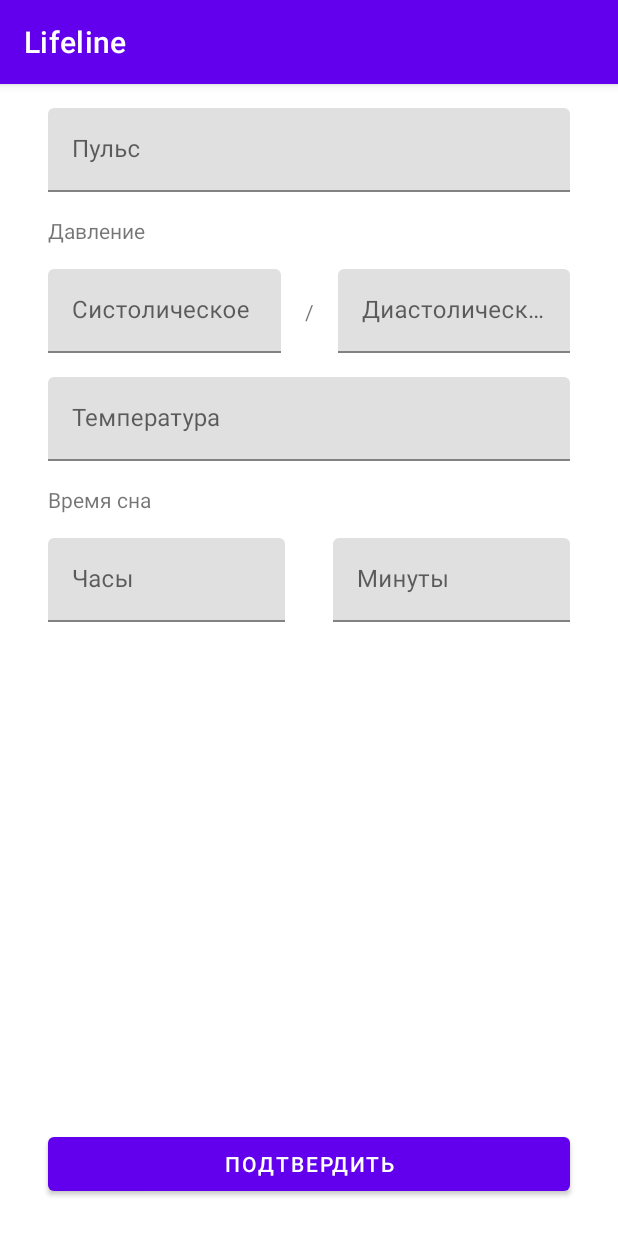
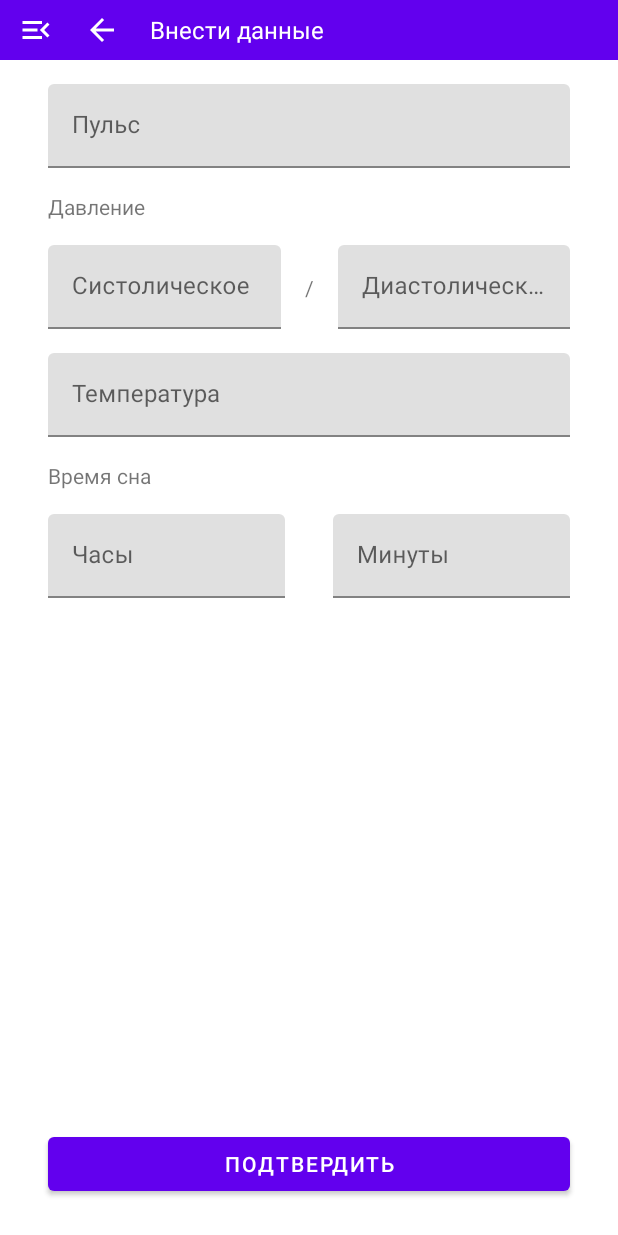
Before and after one commit to soQold/Lifeline, an Android app: the FillFragment screen opened through its navigation route, on a phone screen of 412 x 824 dp. Run offline under Robolectric (Android 15) with nearby library versions, the phone set to English and light mode, and no system bars; our stand-ins replace Timber, data binding; libraries missing offline, so code that uses them is left out: com.redmadrobot.inputmask; 2 statements that could not run were skipped.

Commit message:
added toolbar

```diff
--- a/app/src/main/java/com/example/lifeline/entities/ChartData.kt
+++ b/app/src/main/java/com/example/lifeline/entities/ChartData.kt
@@ -1,6 +1,7 @@
 package com.example.lifeline.entities
 
 import android.graphics.Color
+import com.example.lifeline.data.utils.DataConstants
 import com.example.lifeline.domain.entities.constants.BioConstant
 import com.example.lifeline.utils.ChartDateFormatter
 import com.github.mikephil.charting.components.XAxis
@@ -28,6 +29,8 @@ data class ChartData(
     val isPinchZoom: Boolean = true,
     val backgroundColor: Int = Color.WHITE,
     val xAnimateSpeed: Int = 1500,
+    val isDescriptionEnabled:Boolean = false,
+    val desrcriptionText: String = DataConstants.emptyString,
 
     // XAxis settings
     val positionX: XAxis.XAxisPosition = XAxis.XAxisPosition.BOTTOM,
--- a/app/src/main/java/com/example/lifeline/presentation/LifelineApplication.kt
+++ b/app/src/main/java/com/example/lifeline/presentation/LifelineApplication.kt
@@ -19,6 +19,7 @@ import com.example.lifeline.domain.usecases.users.GetParametersUseCase
 import com.example.lifeline.domain.usecases.users.GetPersonalUseCase
 import com.example.lifeline.domain.usecases.users.SaveParametersUseCase
 import com.example.lifeline.domain.usecases.users.SavePersonalUseCase
+import com.example.lifeline.presentation.ui.DefaultViewModel
 import com.example.lifeline.presentation.ui.fill.FillViewModel
 import com.example.lifeline.presentation.ui.sign_in.SignInViewModel
 import com.example.lifeline.presentation.ui.sign_up.SignUpViewModel
@@ -46,7 +47,8 @@ class LifelineApplication : Application() {
         viewModel { SignInViewModel(get(), get(), get()) }
         viewModel { SignUpViewModel(get(), get(), get()) }
         viewModel { FillViewModel(get(), get(), get()) }
-        viewModel { StatisticsViewModel(get(), get(), get(), get())}
+        viewModel { StatisticsViewModel(get(), get(), get(), get()) }
+        viewModel { DefaultViewModel() }
 
         // API
         single { NetworkModule() }
@@ -88,7 +90,7 @@ class LifelineApplication : Application() {
         single { UsersService(get(), get(), get(), get()) }
         single { GetConstantsService(get(), get(), get(), get()) }
         single { SaveConstantsService(get(), get(), get(), get()) }
-        single { ChartService()}
+        single { ChartService() }
     }
 
     private fun getTokenSharedPreferences() = getSharedPreferences("token", Context.MODE_PRIVATE)
--- a/app/src/main/java/com/example/lifeline/presentation/ui/DefaultActivity.kt
+++ b/app/src/main/java/com/example/lifeline/presentation/ui/DefaultActivity.kt
@@ -1,18 +1,27 @@
 package com.example.lifeline.presentation.ui
 
 import android.os.Bundle
+import android.view.Gravity
 import androidx.databinding.DataBindingUtil
 import androidx.navigation.fragment.NavHostFragment
 import com.example.lifeline.R
 import com.example.lifeline.databinding.DefaultActivityBinding
 import com.example.lifeline.presentation.BaseActivity
+import org.koin.androidx.viewmodel.ext.android.viewModel
 
 class DefaultActivity : BaseActivity() {
     private lateinit var binding: DefaultActivityBinding
+    private val defaultViewModel: DefaultViewModel by viewModel()
+
     override fun onCreate(savedInstanceState: Bundle?) {
         super.onCreate(savedInstanceState)
+        defaultViewModel.title.postValue(getString(R.string.main_page))
         binding = DataBindingUtil.setContentView(this, R.layout.default_activity)
         binding.lifecycleOwner = this
+        binding.model = defaultViewModel
+
+        binding.toolbar.btnBack.setOnClickListener { onBackPressed() }
+        binding.toolbar.btnMenu.setOnClickListener { binding.drawer.openDrawer(Gravity.START) }
 
         binding.navView.setNavigationItemSelectedListener {
             binding.drawer.closeDrawers()
@@ -29,7 +38,7 @@ class DefaultActivity : BaseActivity() {
                     )
                     true
                 }
-                R.id.itemStatistics ->{
+                R.id.itemStatistics -> {
                     binding.fragmentContainerView.getFragment<NavHostFragment>().navController.navigate(
                         R.id.statistics_fragment
                     )
--- /dev/null
+++ b/app/src/main/java/com/example/lifeline/presentation/ui/DefaultViewModel.kt
@@ -0,0 +1,8 @@
+package com.example.lifeline.presentation.ui
+
+import androidx.lifecycle.MutableLiveData
+import androidx.lifecycle.ViewModel
+
+class DefaultViewModel: ViewModel() {
+    val title = MutableLiveData<String>()
+}
--- a/app/src/main/java/com/example/lifeline/presentation/ui/fill/FillFragment.kt
+++ b/app/src/main/java/com/example/lifeline/presentation/ui/fill/FillFragment.kt
@@ -10,18 +10,21 @@ import com.example.lifeline.R
 import com.example.lifeline.databinding.FillFragmentBinding
 import com.example.lifeline.extensions.installDecimal2DigitsMask
 import com.example.lifeline.presentation.BaseFragment
+import com.example.lifeline.presentation.ui.DefaultViewModel
 import com.example.lifeline.utils.StringValidator
 import org.koin.androidx.viewmodel.ext.android.sharedViewModel
 
 class FillFragment : BaseFragment() {
     private lateinit var binding: FillFragmentBinding
     private val viewModel: FillViewModel by sharedViewModel()
+    private val defaultViewModel: DefaultViewModel by sharedViewModel()
 
     override fun onCreateView(
         inflater: LayoutInflater,
         container: ViewGroup?,
         savedInstanceState: Bundle?
     ): View {
+        defaultViewModel.title.postValue(getString(R.string.fill_data))
         binding = DataBindingUtil.inflate(inflater, R.layout.fill_fragment, container, false)
         binding.run {
             lifecycleOwner = viewLifecycleOwner
--- a/app/src/main/java/com/example/lifeline/presentation/ui/statistics/StatisticsFragment.kt
+++ b/app/src/main/java/com/example/lifeline/presentation/ui/statistics/StatisticsFragment.kt
@@ -9,6 +9,7 @@ import com.example.lifeline.R
 import com.example.lifeline.databinding.StatisticsFragmentBinding
 import com.example.lifeline.entities.ChartData
 import com.example.lifeline.presentation.BaseFragment
+import com.example.lifeline.presentation.ui.DefaultViewModel
 import com.example.lifeline.utils.ChartDateFormatter
 import com.example.lifeline.utils.ChartSleepFormatter
 import org.koin.androidx.viewmodel.ext.android.sharedViewModel
@@ -16,12 +17,14 @@ import org.koin.androidx.viewmodel.ext.android.sharedViewModel
 class StatisticsFragment : BaseFragment() {
     private lateinit var binding: StatisticsFragmentBinding
     private val viewModel: StatisticsViewModel by sharedViewModel()
+    private val defaultViewModel: DefaultViewModel by sharedViewModel()
 
     override fun onCreateView(
         inflater: LayoutInflater,
         container: ViewGroup?,
         savedInstanceState: Bundle?
     ): View {
+        defaultViewModel.title.postValue(getString(R.string.statistics))
         binding = DataBindingUtil.inflate(inflater, R.layout.statistics_fragment, container, false)
         binding.run {
             lifecycleOwner = viewLifecycleOwner
--- a/app/src/main/java/com/example/lifeline/services/ChartService.kt
+++ b/app/src/main/java/com/example/lifeline/services/ChartService.kt
@@ -29,6 +29,8 @@ class ChartService {
         chart.setPinchZoom(chartData.isPinchZoom)
         chart.setBackgroundColor(chartData.backgroundColor)
         chart.animateX(chartData.xAnimateSpeed)
+        chart.description.isEnabled = chartData.isDescriptionEnabled
+        chart.description.text = chartData.desrcriptionText
 
         chart.xAxis.position = chartData.positionX
         chart.xAxis.textSize = chartData.textSizeX
--- /dev/null
+++ b/app/src/main/res/drawable/ic_back.xml
@@ -0,0 +1,11 @@
+<vector xmlns:android="http://schemas.android.com/apk/res/android"
+    android:width="24dp"
+    android:height="24dp"
+    android:viewportWidth="24"
+    android:viewportHeight="24"
+    android:tint="?attr/colorControlNormal"
+    android:autoMirrored="true">
+  <path
+      android:fillColor="@android:color/white"
+      android:pathData="M20,11H7.83l5.59,-5.59L12,4l-8,8 8,8 1.41,-1.41L7.83,13H20v-2z"/>
+</vector>
--- /dev/null
+++ b/app/src/main/res/drawable/ic_menu.xml
@@ -0,0 +1,10 @@
+<vector xmlns:android="http://schemas.android.com/apk/res/android"
+    android:width="24dp"
+    android:height="24dp"
+    android:viewportWidth="24"
+    android:viewportHeight="24"
+    android:tint="?attr/colorControlNormal">
+  <path
+      android:fillColor="@android:color/white"
+      android:pathData="M3,18h13v-2L3,16v2zM3,13h10v-2L3,11v2zM3,6v2h13L16,6L3,6zM21,15.59L17.42,12 21,8.41 19.59,7l-5,5 5,5L21,15.59z"/>
+</vector>
--- a/app/src/main/res/layout/default_activity.xml
+++ b/app/src/main/res/layout/default_activity.xml
@@ -3,34 +3,50 @@
     xmlns:app="http://schemas.android.com/apk/res-auto"
     xmlns:tools="http://schemas.android.com/tools">
 
+    <data>
+        <variable
+            name="model"
+            type="com.example.lifeline.presentation.ui.DefaultViewModel" />
+    </data>
+
     <androidx.drawerlayout.widget.DrawerLayout
         android:id="@+id/drawer"
-        android:fitsSystemWindows="true"
         android:layout_width="match_parent"
         android:layout_height="match_parent"
-        >
+        android:fitsSystemWindows="true">
 
         <androidx.constraintlayout.widget.ConstraintLayout
             android:layout_width="match_parent"
             android:layout_height="match_parent">
 
+            <include
+                android:id="@+id/toolbar"
+                layout="@layout/toolbar"
+                android:layout_width="match_parent"
+                android:layout_height="wrap_content"
+                app:title="@{model.title}"
+                app:layout_constraintTop_toTopOf="parent" />
+
             <androidx.fragment.app.FragmentContainerView
                 android:id="@+id/fragmentContainerView"
                 android:name="androidx.navigation.fragment.NavHostFragment"
                 android:layout_width="match_parent"
-                android:layout_height="match_parent"
+                android:layout_height="0dp"
                 android:layout_marginHorizontal="@dimen/margin_std"
                 app:defaultNavHost="true"
+                app:layout_constraintBottom_toBottomOf="parent"
+                app:layout_constraintTop_toBottomOf="@id/toolbar"
                 app:navGraph="@navigation/nav"
                 tools:background="@color/darkGrey" />
         </androidx.constraintlayout.widget.ConstraintLayout>
+
         <com.google.android.material.navigation.NavigationView
             android:id="@+id/navView"
             android:layout_width="wrap_content"
             android:layout_height="match_parent"
             android:layout_gravity="start"
             android:fitsSystemWindows="true"
-            app:menu="@menu/default_menu"/>
+            app:menu="@menu/default_menu" />
     </androidx.drawerlayout.widget.DrawerLayout>
 
 </layout>
--- a/app/src/main/res/layout/fill_fragment.xml
+++ b/app/src/main/res/layout/fill_fragment.xml
@@ -38,10 +38,10 @@
             android:id="@+id/tvPressureLabel"
             android:layout_width="wrap_content"
             android:layout_height="wrap_content"
+            android:layout_margin="@dimen/margin_std"
             android:text="@string/pressure"
-            app:layout_constraintTop_toBottomOf="@id/etLayoutPulse"
             app:layout_constraintStart_toStartOf="parent"
-            android:layout_margin="@dimen/margin_std"/>
+            app:layout_constraintTop_toBottomOf="@id/etLayoutPulse" />
 
         <com.google.android.material.textfield.TextInputLayout
             android:id="@+id/etLayoutPressureSys"
@@ -116,10 +116,10 @@
             android:id="@+id/tvSleepLabel"
             android:layout_width="wrap_content"
             android:layout_height="wrap_content"
+            android:layout_margin="@dimen/margin_std"
             android:text="@string/sleep_time"
-            app:layout_constraintTop_toBottomOf="@id/etLayoutTemperature"
             app:layout_constraintStart_toStartOf="parent"
-            android:layout_margin="@dimen/margin_std"/>
+            app:layout_constraintTop_toBottomOf="@id/etLayoutTemperature" />
 
         <com.google.android.material.textfield.TextInputLayout
             android:id="@+id/etLayoutHours"
@@ -127,8 +127,8 @@
             android:layout_height="wrap_content"
             android:layout_margin="@dimen/margin_std"
             android:layout_marginHorizontal="@dimen/margin_std"
+            app:layout_constraintEnd_toStartOf="@id/etLayoutMinutes"
             app:layout_constraintStart_toStartOf="parent"
-            app:layout_constraintEnd_toStartOf="@id/etLayoutMinutes"
             app:layout_constraintTop_toBottomOf="@id/tvSleepLabel">
 
             <com.google.android.material.textfield.TextInputEditText
--- /dev/null
+++ b/app/src/main/res/layout/toolbar.xml
@@ -0,0 +1,60 @@
+<?xml version="1.0" encoding="utf-8"?>
+<layout xmlns:android="http://schemas.android.com/apk/res/android"
+    xmlns:app="http://schemas.android.com/apk/res-auto"
+    xmlns:tools="http://schemas.android.com/tools">
+
+    <data>
+
+        <variable
+            name="title"
+            type="String" />
+    </data>
+
+    <androidx.constraintlayout.widget.ConstraintLayout
+        android:layout_width="match_parent"
+        android:layout_height="@dimen/toolbar_height"
+        android:background="?attr/colorPrimary">
+
+        <ImageView
+            android:id="@+id/btnMenu"
+            android:layout_width="@dimen/toolbar_btn_size"
+            android:layout_height="@dimen/toolbar_btn_size"
+            android:layout_marginStart="@dimen/margin_xxs"
+            android:padding="@dimen/toolbar_btn_padding"
+            android:src="@drawable/ic_menu"
+            app:layout_constraintBottom_toBottomOf="parent"
+            app:layout_constraintStart_toStartOf="parent"
+            app:layout_constraintTop_toTopOf="parent"
+            app:tint="@color/white"
+            tools:ignore="ContentDescription" />
+
+        <ImageView
+
+            android:id="@+id/btnBack"
+            android:layout_width="@dimen/toolbar_btn_size"
+            android:layout_height="@dimen/toolbar_btn_size"
+            android:layout_marginStart="@dimen/margin_xxs"
+            android:padding="@dimen/toolbar_btn_padding"
+            android:src="@drawable/ic_back"
+            app:layout_constraintBottom_toBottomOf="parent"
+            app:layout_constraintStart_toEndOf="@id/btnMenu"
+            app:layout_constraintTop_toTopOf="parent"
+            app:tint="@color/white"
+            tools:ignore="ContentDescription" />
+
+        <TextView
+            android:id="@+id/tvTitle"
+            android:layout_width="0dp"
+            android:layout_height="@dimen/toolbar_btn_size"
+            android:layout_marginHorizontal="@dimen/margin_s"
+            android:gravity="center_vertical"
+            android:text="@{title}"
+            android:textColor="@color/white"
+            android:textSize="16sp"
+            app:layout_constraintBottom_toBottomOf="parent"
+            app:layout_constraintEnd_toEndOf="parent"
+            app:layout_constraintStart_toEndOf="@id/btnBack"
+            app:layout_constraintTop_toTopOf="parent"
+            tools:text="@string/cabinet" />
+    </androidx.constraintlayout.widget.ConstraintLayout>
+</layout>
--- a/app/src/main/res/values-night/themes.xml
+++ b/app/src/main/res/values-night/themes.xml
@@ -1,6 +1,6 @@
 <resources xmlns:tools="http://schemas.android.com/tools">
     <!-- Base application theme. -->
-    <style name="Theme.Lifeline" parent="Theme.MaterialComponents.DayNight.DarkActionBar">
+    <style name="Theme.Lifeline" parent="Theme.MaterialComponents.DayNight.NoActionBar">
         <!-- Primary brand color. -->
         <item name="colorPrimary">@color/purple_200</item>
         <item name="colorPrimaryVariant">@color/purple_700</item>
--- a/app/src/main/res/values/dimens.xml
+++ b/app/src/main/res/values/dimens.xml
@@ -10,4 +10,8 @@
     <dimen name="progress_h">4dp</dimen>
 
     <dimen name="chart_height">200dp</dimen>
+
+    <dimen name="toolbar_height">60dp</dimen>
+    <dimen name="toolbar_btn_size">40dp</dimen>
+    <dimen name="toolbar_btn_padding">8dp</dimen>
 </resources>
--- a/app/src/main/res/values/strings.xml
+++ b/app/src/main/res/values/strings.xml
@@ -1,5 +1,5 @@
 <resources>
-    <string name="app_name">Lifeline</string>
+    <string name="app_name">Линия Жизни и Здоровья</string>
 
 <!--    simple strings-->
     <string name="sign_in">Войти в аккаунт</string>
@@ -32,7 +32,7 @@
     <string name="confirm">Подтвердить</string>
     <string name="hours">Часы</string>
     <string name="minutes">Минуты</string>
-    <string name="main_page">Главная страница</string>
+    <string name="main_page">Главная</string>
     <string name="cabinet">Личный кабинет</string>
 
 <!--    info strings-->
--- a/app/src/main/res/values/themes.xml
+++ b/app/src/main/res/values/themes.xml
@@ -1,6 +1,6 @@
 <resources xmlns:tools="http://schemas.android.com/tools">
     <!-- Base application theme. -->
-    <style name="Theme.Lifeline" parent="Theme.MaterialComponents.DayNight.DarkActionBar">
+    <style name="Theme.Lifeline" parent="Theme.MaterialComponents.DayNight.NoActionBar">
         <!-- Primary brand color. -->
         <item name="colorPrimary">@color/purple_500</item>
         <item name="colorPrimaryVariant">@color/purple_700</item>
```
